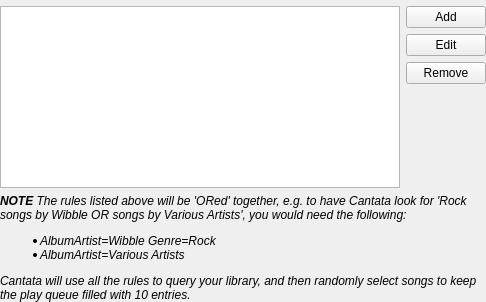
Old version of the form dynamic/dynamicrules.ui in the repository polpo/cantata-mac.
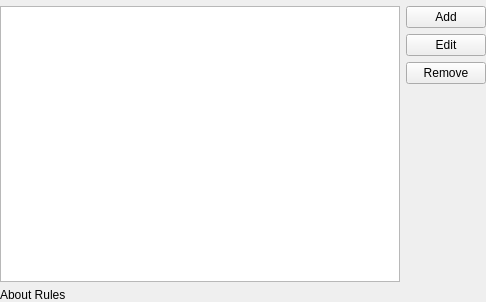
New version of the form. Custom widgets are drawn as their Qt base class.

Commit message: Place rules info in a QWhatsThis window, activated by clicking on label.

The edit to the form file:
```diff
--- a/dynamic/dynamicrules.ui
+++ b/dynamic/dynamicrules.ui
@@ -62,18 +62,20 @@
     </spacer>
    </item>
    <item row="5" column="0" colspan="2">
-    <widget class="QLabel" name="label">
+    <widget class="UrlLabel" name="aboutLabel">
      <property name="text">
-      <string>&lt;p&gt;&lt;i&gt;&lt;b&gt;NOTE&lt;/b&gt; The rules listed above will be 'ORed' together, e.g. to have Cantata look for 'Rock songs by Wibble OR songs by Various Artists', you would need the following:&lt;ul&gt;&lt;li&gt;AlbumArtist=Wibble Genre=Rock&lt;/li&gt;&lt;li&gt;AlbumArtist=Various Artists&lt;/li&gt;&lt;/ul&gt;Cantata will use all the rules to query your library, and then randomly select songs to keep the play queue filled with 10 entries.&lt;/p&gt;&lt;/i&gt;</string>
-     </property>
-     <property name="wordWrap">
-      <bool>true</bool>
+      <string>About Rules</string>
      </property>
     </widget>
    </item>
   </layout>
  </widget>
  <customwidgets>
+  <customwidget>
+   <class>UrlLabel</class>
+   <extends>QLabel</extends>
+   <header>urllabel.h</header>
+  </customwidget>
   <customwidget>
    <class>LineEdit</class>
    <extends>QWidget</extends>
```
The commit also changes 4 other files.
